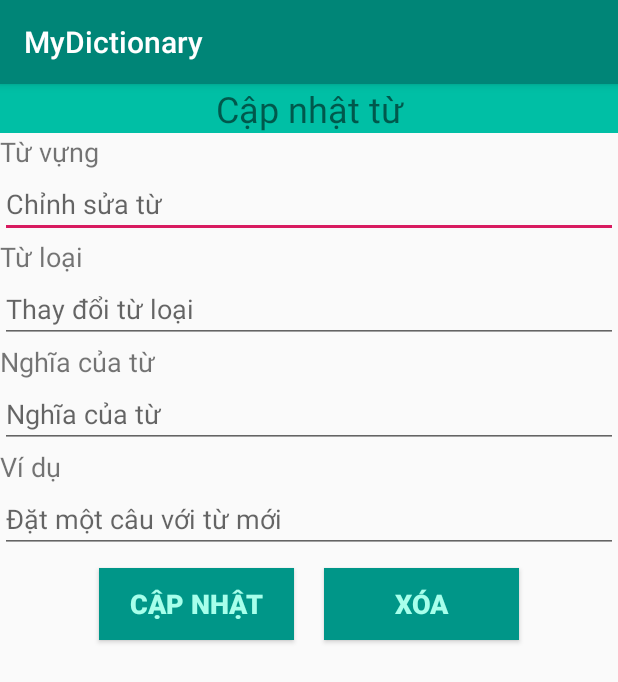
After one commit to KIET1996/MyDictionary, an Android app: the updateWordActivity screen opened directly, with no data from a screen before it, on a phone screen of 412 x 824 dp. The commit adds this screen. Shown: the top 682 px of the screen. Run offline under Robolectric (Android 15) with nearby library versions, the phone set to English and light mode, and no system bars; our stand-ins replace Firebase (no records; nobody signed in at launch, a user with empty details on screens opened directly).

Commit message:
finish function

```diff
--- a/MyDictionary/app/src/main/AndroidManifest.xml
+++ b/MyDictionary/app/src/main/AndroidManifest.xml
@@ -9,7 +9,8 @@
         android:roundIcon="@mipmap/ic_launcher_round"
         android:supportsRtl="true"
         android:theme="@style/AppTheme">
-        <activity android:name=".addWordActivity"></activity>
+        <activity android:name=".updateWordActivity"></activity>
+        <activity android:name=".addWordActivity" />
         <activity android:name=".MainActivity">
             <intent-filter>
                 <action android:name="android.intent.action.MAIN" />
--- a/MyDictionary/app/src/main/java/com/example/mydictionary/MainActivity.java
+++ b/MyDictionary/app/src/main/java/com/example/mydictionary/MainActivity.java
@@ -8,6 +8,8 @@ import android.util.Log;
 import android.view.Menu;
 import android.view.MenuInflater;
 import android.view.MenuItem;
+import android.view.View;
+import android.widget.AdapterView;
 import android.widget.ArrayAdapter;
 import android.widget.ListView;
 
@@ -59,6 +61,17 @@ public class MainActivity extends AppCompatActivity {
                 Log.w(TAG, "loadPost:onCancelled", databaseError.toException());
             }
         });
+
+        lvWord.setOnItemClickListener(new AdapterView.OnItemClickListener() {
+            @Override
+            public void onItemClick(AdapterView<?> parent, View view, int position, long id) {
+                String data=adapter.getItem(position);
+                String key=data.split("\n")[0];
+                Intent intent=new Intent(MainActivity.this,updateWordActivity.class);
+                intent.putExtra("KEY",key);
+                startActivity(intent);
+            }
+        });
     }
 
     @Override
@@ -79,4 +92,6 @@ public class MainActivity extends AppCompatActivity {
         }
         return super.onOptionsItemSelected(item);
     }
+
+
 }
--- a/MyDictionary/app/src/main/java/com/example/mydictionary/addWordActivity.java
+++ b/MyDictionary/app/src/main/java/com/example/mydictionary/addWordActivity.java
@@ -17,7 +17,7 @@ public class addWordActivity extends AppCompatActivity {
     @Override
     protected void onCreate(Bundle savedInstanceState) {
         super.onCreate(savedInstanceState);
-        setContentView(R.layout.layout_add_word);
+        setContentView(R.layout.activity_add_word);
         addControls();
     }
 
--- /dev/null
+++ b/MyDictionary/app/src/main/java/com/example/mydictionary/updateWordActivity.java
@@ -0,0 +1,99 @@
+package com.example.mydictionary;
+
+import androidx.appcompat.app.AppCompatActivity;
+
+import android.content.Intent;
+import android.os.Bundle;
+import android.util.Log;
+import android.view.View;
+import android.widget.EditText;
+import android.widget.Toast;
+
+import com.google.firebase.database.DataSnapshot;
+import com.google.firebase.database.DatabaseError;
+import com.google.firebase.database.DatabaseReference;
+import com.google.firebase.database.FirebaseDatabase;
+import com.google.firebase.database.ValueEventListener;
+
+import java.util.HashMap;
+
+public class updateWordActivity extends AppCompatActivity {
+    EditText txtWord, txtKind, txtMean, txtExample;
+    String key;
+    @Override
+    protected void onCreate(Bundle savedInstanceState) {
+        super.onCreate(savedInstanceState);
+        setContentView(R.layout.activity_update_word);
+        addControls();
+        getWordDetail();
+    }
+    private void getWordDetail() {
+        Intent intent=getIntent();
+        key = intent.getStringExtra("KEY");
+
+        FirebaseDatabase database = FirebaseDatabase.getInstance();
+        //Kết nối tới node có tên là contacts (node này do ta định nghĩa trong CSDL Firebase)
+        DatabaseReference myRef = database.getReference("words");
+
+        //truy suất và lắng nghe sự thay đổi dữ liệu
+        //chỉ truy suất node được chọn trên ListView myRef.child(key)
+        //addListenerForSingleValueEvent để lấy dữ liệu đơn
+        myRef.child(key).addListenerForSingleValueEvent(new ValueEventListener() {
+            @Override
+            public void onDataChange(DataSnapshot dataSnapshot) {
+                try {
+                    //nó trả về 1 DataSnapShot, mà giá trị đơn nên gọi getValue trả về 1 HashMap
+                    HashMap<String,Object> hashMap= (HashMap<String, Object>) dataSnapshot.getValue();
+                    //HashMap này sẽ có kích  thước bằng số Node con bên trong node truy vấn
+                    //mỗi phần tử có key là name được định nghĩa trong cấu trúc Json của Firebase
+
+                    txtWord.setText(hashMap.get("word").toString());
+                    txtKind.setText(hashMap.get("kind").toString());
+                    txtMean.setText(hashMap.get("mean").toString());
+                    txtExample.setText(hashMap.get("example").toString());
+                }
+                catch (Exception ex)
+                {
+                    Log.e("LOI_JSON",ex.toString());
+                }
+            }
+            @Override
+            public void onCancelled(DatabaseError databaseError) {
+                Log.w("LOI_CHITIET", "loadPost:onCancelled", databaseError.toException());
+            }
+        });
+    }
+
+    //Cập nhật từ trong database
+    public void updateWord(View view) {
+
+        String word=txtWord.getText().toString();
+        String kind=txtKind.getText().toString();
+        String mean=txtMean.getText().toString();
+        String example=txtExample.getText().toString();
+        FirebaseDatabase database = FirebaseDatabase.getInstance();
+        //Kết nối tới node có tên là words (node này do ta định nghĩa trong CSDL Firebase)
+        DatabaseReference myRef = database.getReference("words");
+        myRef.child(key).child("word").setValue(word);
+        myRef.child(key).child("kind").setValue(kind);
+        myRef.child(key).child("mean").setValue(mean);
+        myRef.child(key).child("example").setValue(example);
+        finish();
+    }
+
+    //Xóa từ trong database
+    public void deleteWord(View view) {
+
+        FirebaseDatabase database = FirebaseDatabase.getInstance();
+        //Kết nối tới node có tên là words (node này do ta định nghĩa trong CSDL Firebase)
+        DatabaseReference myRef = database.getReference("words");
+        myRef.child(key).removeValue();
+        finish();
+    }
+    private void addControls(){
+        txtWord=findViewById(R.id.txtEdtWord);
+        txtKind=findViewById(R.id.txtEdtKind);
+        txtMean=findViewById(R.id.txtEdtMean);
+        txtExample=findViewById(R.id.txtEdtExample);
+    }
+}
--- /dev/null
+++ b/MyDictionary/app/src/main/res/layout/activity_update_word.xml
@@ -0,0 +1,109 @@
+<?xml version="1.0" encoding="utf-8"?>
+<LinearLayout xmlns:android="http://schemas.android.com/apk/res/android"
+    android:orientation="vertical" android:layout_width="match_parent"
+    android:layout_height="match_parent">
+
+    <TextView
+        android:id="@+id/lbHeadUpdate"
+        android:layout_width="match_parent"
+        android:layout_height="wrap_content"
+        android:background="#00BFA5"
+        android:gravity="center"
+        android:text="Cập nhật từ"
+        android:textSize="24sp" />
+
+    <TextView
+        android:id="@+id/lbEdtWord"
+        android:layout_width="match_parent"
+        android:layout_height="wrap_content"
+        android:text="Từ vựng"
+        android:textSize="18sp" />
+
+    <EditText
+        android:id="@+id/txtEdtWord"
+        android:layout_width="match_parent"
+        android:layout_height="wrap_content"
+        android:ems="10"
+        android:hint="Chỉnh sửa từ"
+        android:inputType="textPersonName" />
+
+    <TextView
+        android:id="@+id/lblEdtKind"
+        android:layout_width="match_parent"
+        android:layout_height="wrap_content"
+        android:text="Từ loại"
+        android:textSize="18sp" />
+
+    <EditText
+        android:id="@+id/txtEdtKind"
+        android:layout_width="match_parent"
+        android:layout_height="wrap_content"
+        android:ems="10"
+        android:hint="Thay đổi từ loại"
+        android:inputType="textPersonName" />
+
+    <TextView
+        android:id="@+id/lbEdtMean"
+        android:layout_width="match_parent"
+        android:layout_height="wrap_content"
+        android:text="Nghĩa của từ"
+        android:textSize="18sp" />
+
+    <EditText
+        android:id="@+id/txtEdtMean"
+        android:layout_width="match_parent"
+        android:layout_height="wrap_content"
+        android:ems="10"
+        android:hint="Nghĩa của từ"
+        android:inputType="textPersonName" />
+
+    <TextView
+        android:id="@+id/lbEdtExample"
+        android:layout_width="match_parent"
+        android:layout_height="wrap_content"
+        android:text="Ví dụ"
+        android:textSize="18sp" />
+
+    <EditText
+        android:id="@+id/txtEdtExample"
+        android:layout_width="match_parent"
+        android:layout_height="wrap_content"
+        android:ems="10"
+        android:hint="Đặt một câu với từ mới"
+        android:inputType="textPersonName" />
+
+    <LinearLayout
+        android:layout_width="wrap_content"
+        android:layout_height="wrap_content"
+        android:layout_gravity="center"
+        android:gravity="center"
+        android:orientation="horizontal">
+
+        <Button
+            android:id="@+id/btnEdit"
+            android:layout_width="130dp"
+            android:layout_height="wrap_content"
+            android:layout_gravity="center"
+            android:background="#009688"
+            android:onClick="updateWord"
+            android:text="Cập nhật"
+            android:layout_margin="10dp"
+            android:textColor="#A7FFEB"
+            android:textSize="18sp"
+            android:textStyle="bold" />
+
+        <Button
+            android:id="@+id/btnDelete"
+            android:layout_width="130dp"
+            android:layout_height="wrap_content"
+            android:layout_gravity="center"
+            android:layout_margin="10dp"
+            android:background="#009688"
+            android:onClick="deleteWord"
+            android:text="Xóa"
+            android:textColor="#A7FFEB"
+            android:textSize="18sp"
+            android:textStyle="bold" />
+    </LinearLayout>
+
+</LinearLayout>
```
Also changed, not shown: MyDictionary/app/src/main/res/layout/activity_add_word.xml (renamed from MyDictionary/app/src/main/res/layout/layout_add_word.xml).
